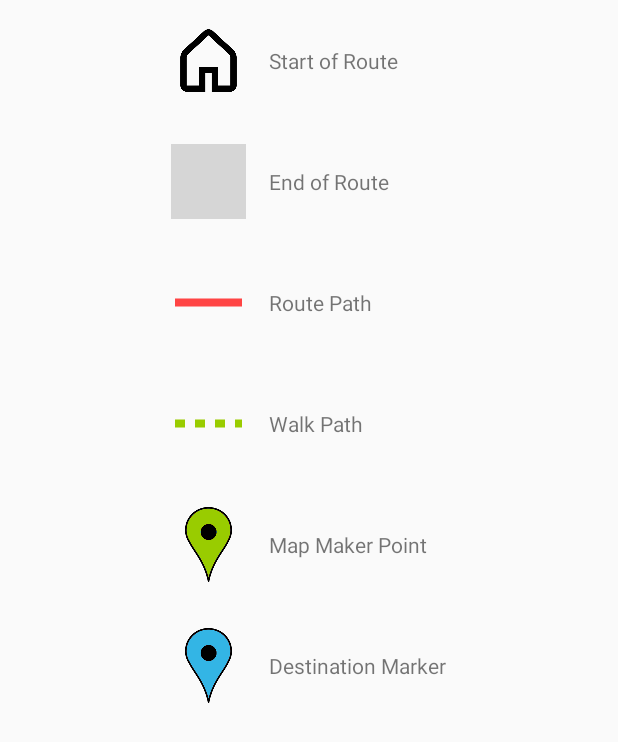
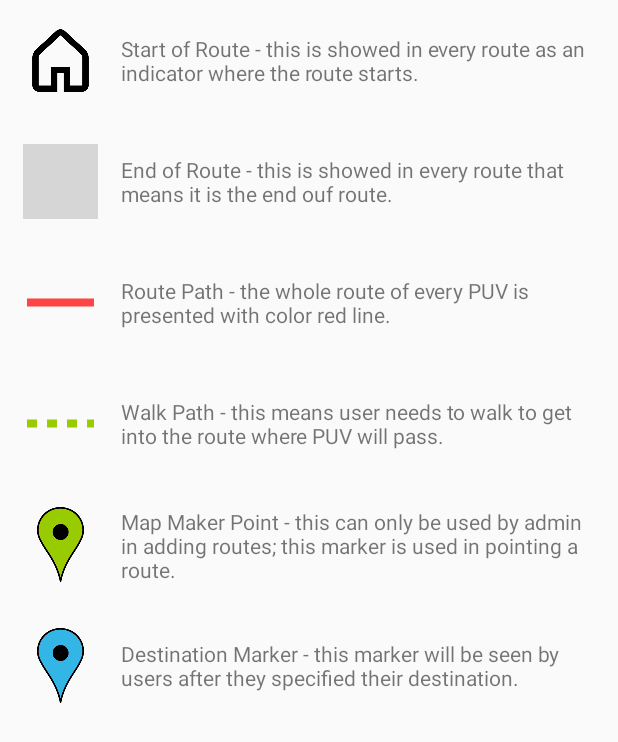
Before and after one commit to wwwdotphilip/PUVRoute, an Android app: the layout layout_legend.xml on its own in the app's theme, with its tools: preview values and no code run, on a phone screen of 412 x 824 dp. Shown: the top 742 px of the screen. Run offline under Robolectric (Android 15) with nearby library versions, the phone set to English and light mode, and no system bars; grey boxes are pictures that could not be loaded.

Commit message:
added definitions.

```diff
--- a/app/src/main/res/layout/layout_legend.xml
+++ b/app/src/main/res/layout/layout_legend.xml
@@ -7,9 +7,9 @@
         android:layout_width="match_parent"
         android:layout_height="wrap_content">
 
-        <TableRow
+        <LinearLayout
             android:layout_width="match_parent"
-            android:layout_height="50dp"
+            android:layout_height="wrap_content"
             android:layout_margin="15dp"
             android:gravity="center">
 
@@ -24,9 +24,9 @@
                 android:layout_marginLeft="@dimen/legend_label_distance"
                 android:layout_marginStart="@dimen/legend_label_distance"
                 android:text="@string/start_of_route" />
-        </TableRow>
+        </LinearLayout>
 
-        <TableRow
+        <LinearLayout
             android:layout_width="match_parent"
             android:layout_height="50dp"
             android:layout_margin="15dp"
@@ -43,9 +43,9 @@
                 android:layout_marginLeft="@dimen/legend_label_distance"
                 android:layout_marginStart="@dimen/legend_label_distance"
                 android:text="@string/end_of_route" />
-        </TableRow>
+        </LinearLayout>
 
-        <TableRow
+        <LinearLayout
             android:layout_width="match_parent"
             android:layout_height="50dp"
             android:layout_margin="15dp"
@@ -62,9 +62,9 @@
                 android:layout_marginLeft="@dimen/legend_label_distance"
                 android:layout_marginStart="@dimen/legend_label_distance"
                 android:text="@string/route_path" />
-        </TableRow>
+        </LinearLayout>
 
-        <TableRow
+        <LinearLayout
             android:layout_width="match_parent"
             android:layout_height="50dp"
             android:layout_margin="15dp"
@@ -81,9 +81,9 @@
                 android:layout_marginLeft="@dimen/legend_label_distance"
                 android:layout_marginStart="@dimen/legend_label_distance"
                 android:text="@string/walk_path" />
-        </TableRow>
+        </LinearLayout>
 
-        <TableRow
+        <LinearLayout
             android:layout_width="match_parent"
             android:layout_height="50dp"
             android:layout_margin="15dp"
@@ -100,9 +100,9 @@
                 android:layout_marginLeft="@dimen/legend_label_distance"
                 android:layout_marginStart="@dimen/legend_label_distance"
                 android:text="@string/map_maker_point" />
-        </TableRow>
+        </LinearLayout>
 
-        <TableRow
+        <LinearLayout
             android:layout_width="match_parent"
             android:layout_height="50dp"
             android:layout_margin="15dp"
@@ -119,6 +119,6 @@
                 android:layout_marginLeft="@dimen/legend_label_distance"
                 android:layout_marginStart="@dimen/legend_label_distance"
                 android:text="@string/destination_marker" />
-        </TableRow>
+        </LinearLayout>
     </TableLayout>
 </ScrollView>
--- a/app/src/main/res/values/strings.xml
+++ b/app/src/main/res/values/strings.xml
@@ -22,10 +22,10 @@
     </string>
     <string name="email">Email</string>
     <string name="password">Password</string>
-    <string name="start_of_route">Start of Route</string>
-    <string name="end_of_route">End of Route</string>
-    <string name="route_path">Route Path</string>
-    <string name="walk_path">Walk Path</string>
-    <string name="map_maker_point">Map Maker Point</string>
-    <string name="destination_marker">Destination Marker</string>
+    <string name="start_of_route">Start of Route - this is showed in every route as an indicator where the route starts.</string>
+    <string name="end_of_route">End of Route - this is showed in every route that means it is the end ouf route.</string>
+    <string name="route_path">Route Path - the whole route of every PUV is presented with color red line.</string>
+    <string name="walk_path">Walk Path - this means user needs to walk to get into the route where PUV will pass.</string>
+    <string name="map_maker_point">Map Maker Point - this can only be used by admin in adding routes; this marker is used in pointing a route.</string>
+    <string name="destination_marker">Destination Marker - this marker will be seen by users after they specified their destination.</string>
 </resources>
```
